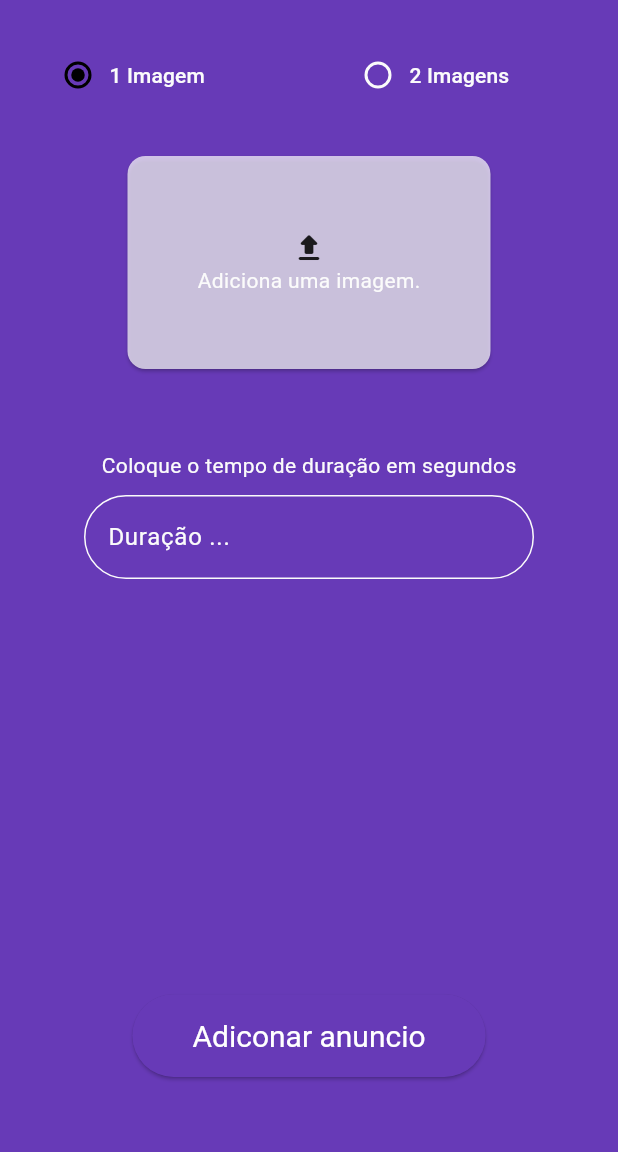
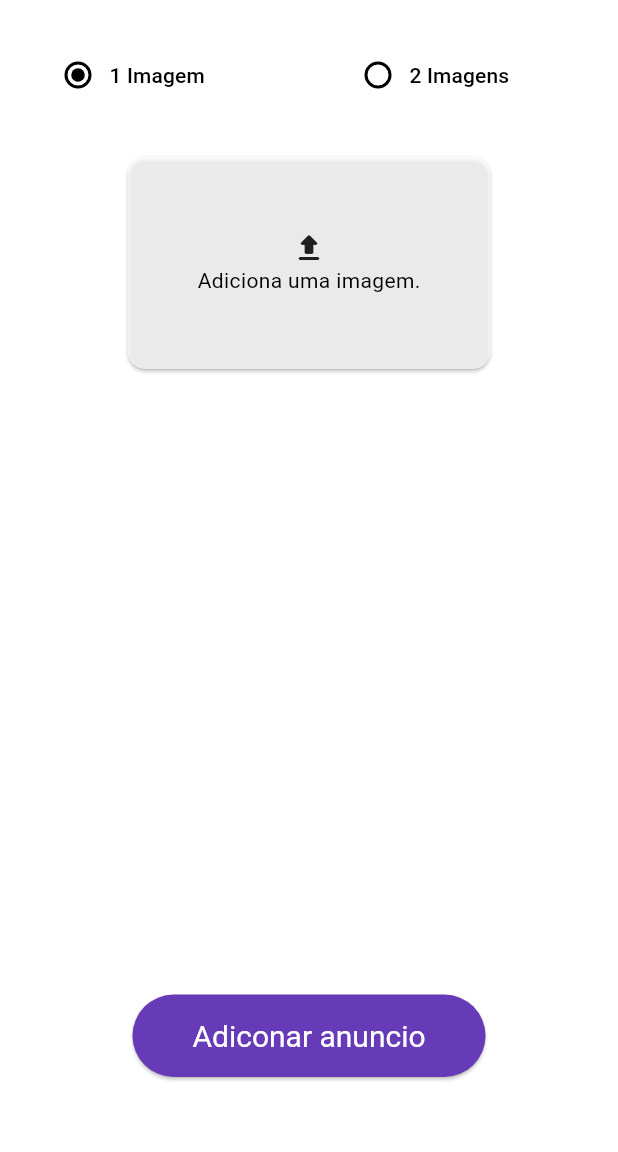
Before and after one commit to viniciusddrft/Tcc-Fatec-Local-Ad-View, a Flutter app: the OnboardingAddAdWeb screen opened directly, on a phone screen of 412 x 824 dp, the part 84-1236 px from its top. Run offline on Flutter 3.47's test engine with Material 3 defaults, Android fonts, the phone set to English and light mode, and no system bars; our stand-ins replace cloud_firestore, file_picker, firebase_auth, firebase_core, firebase_storage, flutter_modular; accounts and stored records are empty.

Commit message:
fix: onboarding

```diff
--- a/lib/src/modules/dashboard/ui/onboarding/onboarding_add_ad_mobile.dart
+++ b/lib/src/modules/dashboard/ui/onboarding/onboarding_add_ad_mobile.dart
@@ -76,7 +76,9 @@ class _OnboardingAddAdMobileState extends State<OnboardingAddAdMobile> {
               } else if (dashboardinteractor.value is DashboardFailed) {
                 return Center(
                   child: Text(
-                      (dashboardinteractor.value as DashboardFailed).message),
+                    (dashboardinteractor.value as DashboardFailed).message,
+                    style: const TextStyle(color: Colors.black),
+                  ),
                 );
               } else {
                 return Column(
--- a/lib/src/modules/dashboard/ui/onboarding/onboarding_add_ad_web.dart
+++ b/lib/src/modules/dashboard/ui/onboarding/onboarding_add_ad_web.dart
@@ -2,6 +2,7 @@ import 'dart:io';
 import 'package:file_picker/file_picker.dart';
 import 'package:flutter/material.dart';
 import 'package:flutter_modular/flutter_modular.dart';
+import 'package:local_ad_view/src/modules/login/interactor/login_interactor.dart';
 import '../../interactor/dashboard_interactor.dart';
 import '../../interactor/dashboard_state.dart';
 
@@ -17,6 +18,7 @@ class _OnboardingAddAdWebState extends State<OnboardingAddAdWeb> {
   final image2 = ValueNotifier<File?>(null);
   final hasTwoImages = ValueNotifier<bool>(false);
   final dashboardinteractor = Modular.get<DashboardInteractor>();
+  final logininteractor = Modular.get<Logininteractor>();
   final secondsController = TextEditingController();
   final secondsFocus = FocusNode();
   final _formKey = GlobalKey<FormState>();
@@ -61,6 +63,7 @@ class _OnboardingAddAdWebState extends State<OnboardingAddAdWeb> {
   @override
   Widget build(BuildContext context) {
     return Scaffold(
+      backgroundColor: Colors.white,
       appBar: AppBar(
         title: const Text('Adicionar Anúncio'),
       ),
@@ -74,8 +77,10 @@ class _OnboardingAddAdWebState extends State<OnboardingAddAdWeb> {
             );
           } else if (dashboardinteractor.value is DashboardFailed) {
             return Center(
-              child:
-                  Text((dashboardinteractor.value as DashboardFailed).message),
+              child: Text(
+                (dashboardinteractor.value as DashboardFailed).message,
+                style: const TextStyle(color: Colors.black),
+              ),
             );
           } else {
             return Column(
@@ -88,11 +93,20 @@ class _OnboardingAddAdWebState extends State<OnboardingAddAdWeb> {
                       SizedBox(
                         height: 50.0,
                         width: 150.0,
+                        child: Theme(
+                          data: Theme.of(context).copyWith(
+                            radioTheme: RadioThemeData(
+                              fillColor: WidgetStateProperty.resolveWith<Color>(
+                                  (_) => Colors.black),
+                            ),
+                          ),
                           child: RadioMenuButton<bool>(
                             value: false,
                             groupValue: hasTwoImages.value,
                             onChanged: (value) => hasTwoImages.value = false,
-                          child: const Text('1 Imagem'),
+                            child: const Text('1 Imagem',
+                                style: TextStyle(color: Colors.black)),
+                          ),
                         ),
                       ),
                       Padding(
@@ -100,11 +114,21 @@ class _OnboardingAddAdWebState extends State<OnboardingAddAdWeb> {
                         child: SizedBox(
                           height: 50.0,
                           width: 150.0,
+                          child: Theme(
+                            data: Theme.of(context).copyWith(
+                              radioTheme: RadioThemeData(
+                                fillColor:
+                                    WidgetStateProperty.resolveWith<Color>(
+                                        (_) => Colors.black),
+                              ),
+                            ),
                             child: RadioMenuButton<bool>(
                               value: true,
                               groupValue: hasTwoImages.value,
                               onChanged: (value) => hasTwoImages.value = true,
-                            child: const Text('2 Imagens'),
+                              child: const Text('2 Imagens',
+                                  style: TextStyle(color: Colors.black)),
+                            ),
                           ),
                         ),
                       )
@@ -131,7 +155,10 @@ class _OnboardingAddAdWebState extends State<OnboardingAddAdWeb> {
                           showDialog(
                             context: context,
                             builder: (context) => AlertDialog(
-                              title: const Text('Deseja remover a imagem?'),
+                              title: const Text(
+                                'Deseja remover a imagem?',
+                                style: TextStyle(color: Colors.black),
+                              ),
                               actions: [
                                 TextButton(
                                   onPressed: () => Modular.to.pop(),
@@ -145,7 +172,10 @@ class _OnboardingAddAdWebState extends State<OnboardingAddAdWeb> {
                                     image.value = null;
                                     Modular.to.pop();
                                   },
-                                  child: const Text('Remover Imagem'),
+                                  child: const Text(
+                                    'Remover Imagem',
+                                    style: TextStyle(color: Colors.black),
+                                  ),
                                 ),
                               ],
                             ),
@@ -163,11 +193,17 @@ class _OnboardingAddAdWebState extends State<OnboardingAddAdWeb> {
                                 children: image.value == null
                                     ? [
                                         const Icon(Icons.upload_rounded),
-                                        const Text('Adiciona uma imagem.')
+                                        const Text(
+                                          'Adiciona uma imagem.',
+                                          style: TextStyle(color: Colors.black),
+                                        )
                                       ]
                                     : [
                                         const Icon(Icons.done),
-                                        const Text('Imagem Adicionado!')
+                                        const Text(
+                                          'Imagem Adicionado!',
+                                          style: TextStyle(color: Colors.black),
+                                        )
                                       ]),
                           ),
                         ),
@@ -185,13 +221,10 @@ class _OnboardingAddAdWebState extends State<OnboardingAddAdWeb> {
                                   final FilePickerResult? result =
                                       await FilePicker.platform.pickFiles(
                                     type: FileType.image,
-                                          allowedExtensions: [
-                                        'jpeg',
-                                        'png',
-                                        'jpg'
-                                      ]);
+                                  );
 
                                   final platformFile = result!.files.first;
+
                                   image2.value =
                                       File.fromRawPath(platformFile.bytes!);
                                 },
@@ -200,7 +233,9 @@ class _OnboardingAddAdWebState extends State<OnboardingAddAdWeb> {
                                     context: context,
                                     builder: (context) => AlertDialog(
                                       title: const Text(
-                                          'Deseja remover a imagem?'),
+                                        'Deseja remover a imagem?',
+                                        style: TextStyle(color: Colors.black),
+                                      ),
                                       actions: [
                                         TextButton(
                                           onPressed: () => Modular.to.pop(),
@@ -214,7 +249,11 @@ class _OnboardingAddAdWebState extends State<OnboardingAddAdWeb> {
                                             image2.value = null;
                                             Modular.to.pop();
                                           },
-                                          child: const Text('Remover Imagem'),
+                                          child: const Text(
+                                            'Remover Imagem',
+                                            style:
+                                                TextStyle(color: Colors.black),
+                                          ),
                                         ),
                                       ],
                                     ),
@@ -235,11 +274,18 @@ class _OnboardingAddAdWebState extends State<OnboardingAddAdWeb> {
                                                 const Icon(
                                                     Icons.upload_rounded),
                                                 const Text(
-                                                    'Adiciona uma imagem.')
+                                                  'Adiciona uma imagem.',
+                                                  style: TextStyle(
+                                                      color: Colors.black),
+                                                )
                                               ]
                                             : [
                                                 const Icon(Icons.done),
-                                                const Text('Imagem Adicionado!')
+                                                const Text(
+                                                  'Imagem Adicionado!',
+                                                  style: TextStyle(
+                                                      color: Colors.black),
+                                                )
                                               ]),
                                   ),
                                 ),
@@ -249,13 +295,15 @@ class _OnboardingAddAdWebState extends State<OnboardingAddAdWeb> {
                     ),
                   ],
                 ),
+                if (logininteractor.user!.isAdm)
                   const Padding(
                     padding: EdgeInsets.only(top: 50),
                     child: Text('Coloque o tempo de duração em segundos'),
                   ),
+                if (logininteractor.user!.isAdm)
                   Padding(
-                  padding:
-                      const EdgeInsets.symmetric(horizontal: 50, vertical: 10),
+                    padding: const EdgeInsets.symmetric(
+                        horizontal: 50, vertical: 10),
                     child: SizedBox(
                       width: 300,
                       child: Form(
@@ -263,9 +311,42 @@ class _OnboardingAddAdWebState extends State<OnboardingAddAdWeb> {
                         child: TextFormField(
                           controller: secondsController,
                           focusNode: secondsFocus,
+                          style: const TextStyle(
+                            color: Colors.black,
+                            fontSize: 14.0,
+                            fontWeight: FontWeight.bold,
+                          ),
                           decoration: const InputDecoration(
                             labelText: 'Duração ...',
-                          border: OutlineInputBorder(
+                            labelStyle: TextStyle(
+                              color: Colors.black,
+                              fontSize: 14.0,
+                              fontWeight: FontWeight.bold,
+                            ),
+                            enabledBorder: OutlineInputBorder(
+                              borderSide: BorderSide(
+                                  color: Colors.deepPurple, width: 2.0),
+                              borderRadius: BorderRadius.all(
+                                Radius.circular(30),
+                              ),
+                            ),
+                            focusedBorder: OutlineInputBorder(
+                              borderSide:
+                                  BorderSide(color: Colors.green, width: 2.0),
+                              borderRadius: BorderRadius.all(
+                                Radius.circular(30),
+                              ),
+                            ),
+                            errorBorder: OutlineInputBorder(
+                              borderSide:
+                                  BorderSide(color: Colors.red, width: 2.0),
+                              borderRadius: BorderRadius.all(
+                                Radius.circular(30),
+                              ),
+                            ),
+                            focusedErrorBorder: OutlineInputBorder(
+                              borderSide:
+                                  BorderSide(color: Colors.orange, width: 2.0),
                               borderRadius: BorderRadius.all(
                                 Radius.circular(30),
                               ),
@@ -281,17 +362,36 @@ class _OnboardingAddAdWebState extends State<OnboardingAddAdWeb> {
                   child: ElevatedButton(
                     onPressed: () {
                       secondsFocus.unfocus();
-
+                      if (logininteractor.user!.isAdm) {
                         if (_formKey.currentState!.validate()) {
                           if (hasTwoImages.value) {
+                            if (image.value != null && image2.value != null) {
                               dashboardinteractor.addAD(
                                   image: image.value!,
                                   image2: image2.value!,
                                   seconds: int.parse(secondsController.text));
+                            }
                           } else {
+                            if (image.value != null) {
                               dashboardinteractor.addAD(
                                   image: image.value!,
                                   seconds: int.parse(secondsController.text));
+                            }
+                          }
+                        }
+                      } else {
+                        if (hasTwoImages.value) {
+                          if (image.value != null && image2.value != null) {
+                            dashboardinteractor.addAD(
+                                image: image.value!,
+                                image2: image2.value!,
+                                seconds: 30);
+                          }
+                        } else {
+                          if (image.value != null) {
+                            dashboardinteractor.addAD(
+                                image: image.value!, seconds: 30);
+                          }
                         }
                       }
                     },
```
Lines whose indentation alone changed are shown as unchanged.
